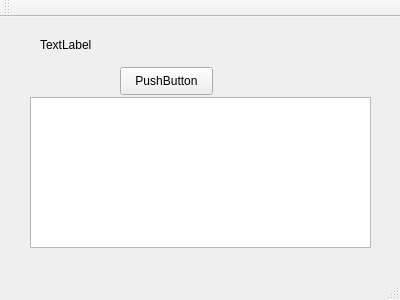
Old version of the form mainwindow.ui in the repository arackaf/booklist-desktop.
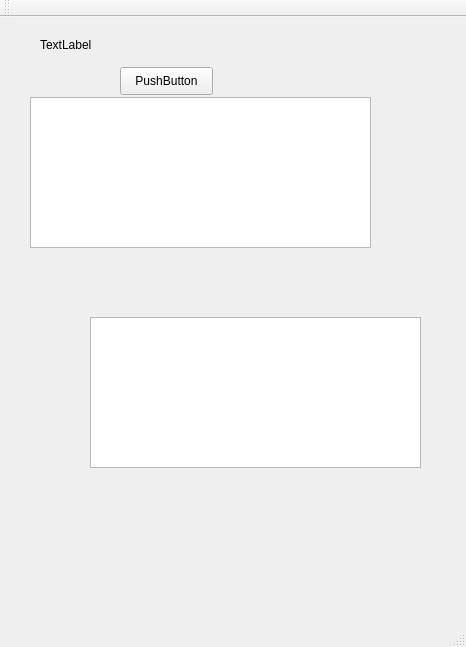
New version of the form.

Commit message: Start query stub class, make url encoding work

Patch:
```diff
--- a/mainwindow.ui
+++ b/mainwindow.ui
@@ -6,8 +6,8 @@
    <rect>
     <x>0</x>
     <y>0</y>
-    <width>400</width>
-    <height>300</height>
+    <width>466</width>
+    <height>647</height>
    </rect>
   </property>
   <property name="windowTitle">
@@ -50,6 +50,16 @@
      </rect>
     </property>
    </widget>
+   <widget class="QPlainTextEdit" name="textEdit2">
+    <property name="geometry">
+     <rect>
+      <x>90</x>
+      <y>300</y>
+      <width>331</width>
+      <height>151</height>
+     </rect>
+    </property>
+   </widget>
   </widget>
   <widget class="QMenuBar" name="menuBar">
    <property name="geometry">
```
Left out of the diff: 2 changed lines with no effect on the pictures. The commit also changes 5 other files.
